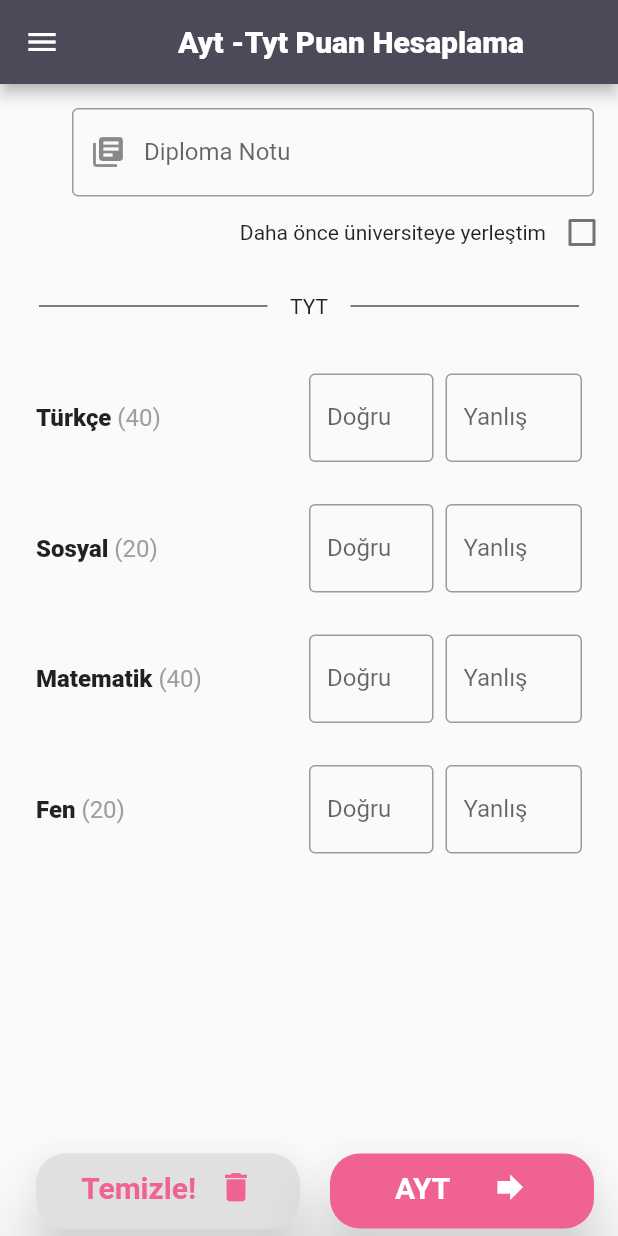
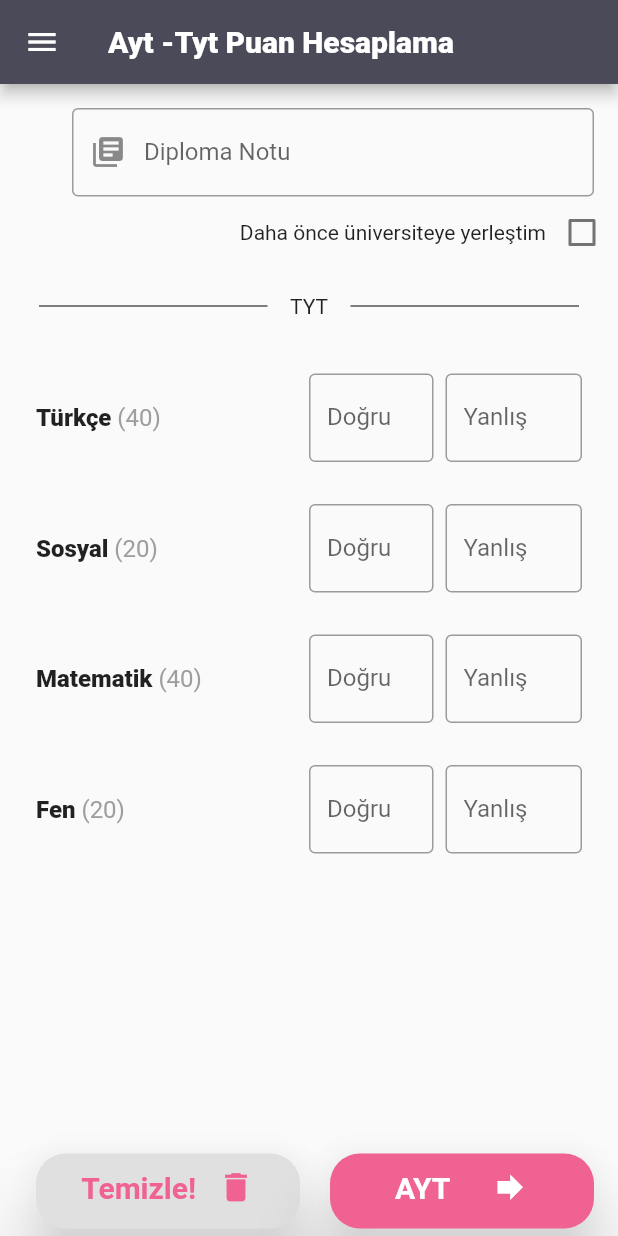
Before and after one commit to cahitsahin/tyt-ayt-puan-hesaplama, a Flutter app: the screen it shows after launch, on a phone screen of 412 x 824 dp. Run offline on Flutter 3.47's test engine with Material 2 defaults, Android fonts, the phone set to English and light mode, and no system bars; our stand-ins replace simple_animations, sqflite; accounts and stored records are empty.

Commit message:
Fixed TytPage bugs

```diff
--- a/lib/pages/tyt_page.dart
+++ b/lib/pages/tyt_page.dart
@@ -13,61 +13,55 @@ class TytPage extends StatefulWidget {
 
 class _TytPageState extends State<TytPage> {
   List<Lesson> lessons;
-  TextEditingController turTrue;
-  TextEditingController turFalse;
-  TextEditingController matTrue;
-  TextEditingController matFalse;
-  TextEditingController fenTrue;
-  TextEditingController fenFalse;
-  TextEditingController sosTrue;
-  TextEditingController sosFalse;
+  TextEditingController certGrade = TextEditingController();
+
+  TextEditingController turTrue = TextEditingController();
+  TextEditingController turFalse = TextEditingController();
+  TextEditingController matTrue = TextEditingController();
+  TextEditingController matFalse = TextEditingController();
+  TextEditingController fenTrue = TextEditingController();
+  TextEditingController fenFalse = TextEditingController();
+  TextEditingController sosTrue = TextEditingController();
+  TextEditingController sosFalse = TextEditingController();
   int grade;
   bool isPassBefore = false;
-
   var formKey = GlobalKey<FormState>();
 
   @override
   void initState() {
     super.initState();
-    turTrue = TextEditingController();
-    turFalse = TextEditingController();
-    matTrue = TextEditingController();
-    matFalse = TextEditingController();
-    fenTrue = TextEditingController();
-    fenFalse = TextEditingController();
-    sosTrue = TextEditingController();
-    sosFalse = TextEditingController();
     lessons = [];
-    setState(() {
     lessons.add(Lesson("Türkçe", 40, 0, 0, turTrue, turFalse));
     lessons.add(Lesson("Sosyal", 20, 0, 0, sosTrue, sosFalse));
     lessons.add(Lesson("Matematik", 40, 0, 0, matTrue, matFalse));
     lessons.add(Lesson("Fen", 20, 0, 0, fenTrue, fenFalse));
-    });
   }
-
-  final certGrade = TextEditingController();
 
   @override
   Widget build(BuildContext context) {
+    final screenHeight = MediaQuery.of(context).size.height;
     return Scaffold(
       drawer: AppDrawer(),
       appBar: AppBar(
         backgroundColor: Color(0xFF4A4A58),
-        title: Center(
-            child: Text(
+        title: Text(
           "Ayt -Tyt Puan Hesaplama",
           style: TextStyle(fontWeight: FontWeight.w900),
-        )),
         ),
-      body: Column(
-        children: <Widget>[
+      ),
+      body: FadeAnimation(
+        1.4,
+        Stack(
+          children: [
+            SingleChildScrollView(
+              child: Container(
+                height: screenHeight,
+                child: Column(
+                  children: [
                     Padding(
-            padding:
-                const EdgeInsets.only(left: 48, right: 16, top: 16, bottom: 0),
-            child: FadeAnimation(
-                1.4,
-                TextField(
+                      padding: const EdgeInsets.only(
+                          left: 48, right: 16, top: 16, bottom: 0),
+                      child: TextField(
                         controller: certGrade,
                         keyboardType: TextInputType.number,
                         onChanged: (input) {
@@ -76,7 +70,9 @@ class _TytPageState extends State<TytPage> {
                           }
                           grade = int.parse(certGrade.text);
                         },
-                  inputFormatters: [FilteringTextInputFormatter.digitsOnly],
+                        inputFormatters: [
+                          FilteringTextInputFormatter.digitsOnly
+                        ],
                         decoration: new InputDecoration(
                             border: new OutlineInputBorder(
                                 borderSide: new BorderSide(color: Colors.teal)),
@@ -85,10 +81,8 @@ class _TytPageState extends State<TytPage> {
                               Icons.library_books,
                             ),
                             suffixStyle: const TextStyle(color: Colors.green)),
-                )),
                       ),
-          FadeAnimation(
-              1.4,
+                    ),
                     Row(
                       mainAxisAlignment: MainAxisAlignment.end,
                       children: <Widget>[
@@ -102,32 +96,28 @@ class _TytPageState extends State<TytPage> {
                           value: isPassBefore,
                         ),
                       ],
-              )),
+                    ),
                     Padding(
                       padding: const EdgeInsets.only(left: 16, right: 16),
-            child: FadeAnimation(
-                1.4,
-                CustomDivider(
+                      child: CustomDivider(
                         dividerText: "TYT",
-                )),
+                      ),
                     ),
                     Expanded(
-            child: Form(
-              key: formKey,
                       child: ListView.builder(
+                        physics: NeverScrollableScrollPhysics(),
                         itemCount: lessons.length,
                         itemBuilder: (context, index) {
                           return Padding(
                             padding: const EdgeInsets.only(right: 24, left: 24),
-                    child: FadeAnimation(
-                        1.4,
-                        Row(
+                            child: Row(
                               mainAxisAlignment: MainAxisAlignment.spaceEvenly,
                               children: [
                                 Expanded(
                                   flex: 2,
                                   child: Container(
-                                padding: EdgeInsets.only(bottom: 8, top: 20),
+                                    padding:
+                                        EdgeInsets.only(bottom: 8, top: 20),
                                     child: Row(
                                       children: <Widget>[
                                         Text(
@@ -143,7 +133,8 @@ class _TytPageState extends State<TytPage> {
                                                   .toString() +
                                               ")",
                                           style: TextStyle(
-                                          fontSize: 16.0, color: Colors.grey),
+                                              fontSize: 16.0,
+                                              color: Colors.grey),
                                         ),
                                       ],
                                     ),
@@ -154,16 +145,23 @@ class _TytPageState extends State<TytPage> {
                                   child: Padding(
                                     padding: EdgeInsets.only(right: 8.0),
                                     child: Container(
-                                  padding: EdgeInsets.only(bottom: 8, top: 20),
-                                  child: TextFormField(
+                                      padding:
+                                          EdgeInsets.only(bottom: 8, top: 20),
+                                      child: TextField(
                                         onChanged: (input) {
-                                      int max = lessons[index].numOfQuestion;
-                                      if (lessons[index].falseControl.text !=
+                                          int max =
+                                              lessons[index].numOfQuestion;
+                                          if (lessons[index]
+                                                  .falseControl
+                                                  .text !=
                                               "") {
-                                        debugPrint(
-                                            lessons[index].falseControl.text);
+                                            debugPrint(lessons[index]
+                                                .falseControl
+                                                .text);
                                             int falseQ = int.parse(
-                                            lessons[index].falseControl.text);
+                                                lessons[index]
+                                                    .falseControl
+                                                    .text);
                                             max = lessons[index].numOfQuestion -
                                                 falseQ;
                                             debugPrint("$max");
@@ -174,7 +172,12 @@ class _TytPageState extends State<TytPage> {
                                               lessons[index].trueControl.text =
                                                   "$max";
                                             });
-
+                                          }
+                                          if (input != "") {
+                                            lessons[index].trueAnswers =
+                                                int.parse(lessons[index]
+                                                    .trueControl
+                                                    .text);
                                           }
                                         },
                                         controller: lessons[index].trueControl,
@@ -184,17 +187,11 @@ class _TytPageState extends State<TytPage> {
                                         ],
                                         decoration: InputDecoration(
                                             border: OutlineInputBorder(
-                                            borderSide:
-                                                BorderSide(color: Colors.teal)),
+                                                borderSide: BorderSide(
+                                                    color: Colors.teal)),
                                             labelText: 'Doğru',
                                             suffixStyle:
                                                 TextStyle(color: Colors.green)),
-                                    onSaved: (input) {
-                                      if (input != "") {
-                                        lessons[index].trueAnswers = int.parse(
-                                            lessons[index].trueControl.text);
-                                      }
-                                    },
                                       ),
                                     ),
                                   ),
@@ -202,53 +199,62 @@ class _TytPageState extends State<TytPage> {
                                 Expanded(
                                   flex: 1,
                                   child: Container(
-                                padding: EdgeInsets.only(bottom: 8, top: 20),
-                                child: TextFormField(
+                                    padding:
+                                        EdgeInsets.only(bottom: 8, top: 20),
+                                    child: TextField(
                                       onChanged: (input) {
                                         int max = lessons[index].numOfQuestion;
-                                    if (lessons[index].trueControl.text != "") {
+                                        if (lessons[index].trueControl.text !=
+                                            "") {
                                           int trueQ = int.parse(
                                               lessons[index].trueControl.text);
-                                      max =
-                                          lessons[index].numOfQuestion - trueQ;
+                                          max = lessons[index].numOfQuestion -
+                                              trueQ;
                                         }
                                         if (int.parse(input) > max) {
                                           setState(() {
-                                        lessons[index].falseControl.text = max.toString();
+                                            lessons[index].falseControl.text =
+                                                max.toString();
                                           });
+                                        }
+                                        if (input != "") {
+                                          lessons[index].falseAnswers =
+                                              int.parse(lessons[index]
+                                                  .falseControl
+                                                  .text);
                                         }
                                       },
                                       controller: lessons[index].falseControl,
                                       keyboardType: TextInputType.number,
                                       style: TextStyle(fontSize: 16),
-                                  inputFormatters: [FilteringTextInputFormatter.digitsOnly],
+                                      inputFormatters: [
+                                        FilteringTextInputFormatter.digitsOnly
+                                      ],
                                       decoration: InputDecoration(
                                           border: OutlineInputBorder(
-                                          borderSide:
-                                              BorderSide(color: Colors.teal)),
+                                              borderSide: BorderSide(
+                                                  color: Colors.teal)),
                                           labelText: 'Yanlış',
                                           suffixStyle:
                                               TextStyle(color: Colors.green)),
-                                  onSaved: (input) {
-                                    if (input != "") {
-                                      lessons[index].falseAnswers = int.parse(
-                                          lessons[index].falseControl.text);
-                                    }
-                                  },
                                     ),
                                   ),
                                 ),
                               ],
-                        )),
+                            ),
                           );
                         },
+                      ),
+                    ),
+                  ],
                 ),
               ),
             ),
             Align(
               alignment: Alignment.bottomCenter,
               child: Padding(
-              padding: EdgeInsets.only(left: 24, right: 16, bottom: 5, top: 5),
+                padding:
+                    EdgeInsets.only(left: 24, right: 16, bottom: 5, top: 5),
                 child: Row(
                   mainAxisAlignment: MainAxisAlignment.spaceEvenly,
                   children: <Widget>[
@@ -290,11 +296,9 @@ class _TytPageState extends State<TytPage> {
                     Expanded(
                       child: RaisedButton(
                         onPressed: () {
-                        formKey.currentState.save();
                           if (grade == null) {
                             grade = 0;
                           }
-
                           Navigator.push(
                             context,
                             MaterialPageRoute(
@@ -302,8 +306,6 @@ class _TytPageState extends State<TytPage> {
                                   AytPage(lessons, isPassBefore, grade),
                             ),
                           );
-                        debugPrint("$grade");
-                        debugPrint("$isPassBefore");
                         },
                         shape: RoundedRectangleBorder(
                             borderRadius: BorderRadius.circular(20)),
@@ -336,6 +338,7 @@ class _TytPageState extends State<TytPage> {
             ),
           ],
         ),
+      ),
     );
   }
 }
```
Lines whose indentation alone changed are shown as unchanged.
